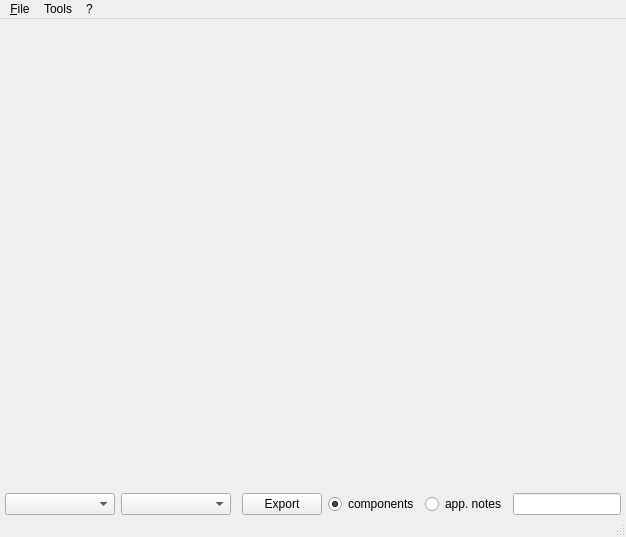
Qt form gui/mainwindow.ui (coskunergan/Component-Organizer) before a commit.
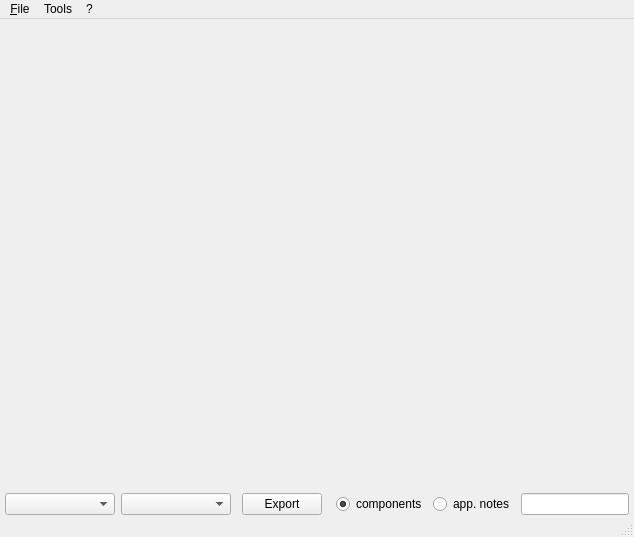
The same form after that commit. Icons and pictures are not drawn.

Commit message: -Finish *.xlsx Excel file export function for all component list.

Patch:
```diff
--- a/gui/mainwindow.ui
+++ b/gui/mainwindow.ui
@@ -6,7 +6,7 @@
    <rect>
     <x>0</x>
     <y>0</y>
-    <width>619</width>
+    <width>634</width>
     <height>537</height>
    </rect>
   </property>
@@ -246,8 +246,8 @@
     <rect>
      <x>0</x>
      <y>0</y>
-     <width>619</width>
-     <height>21</height>
+     <width>634</width>
+     <height>20</height>
     </rect>
    </property>
    <widget class="QMenu" name="menuFile">
```
The commit also changes 2 other files.
